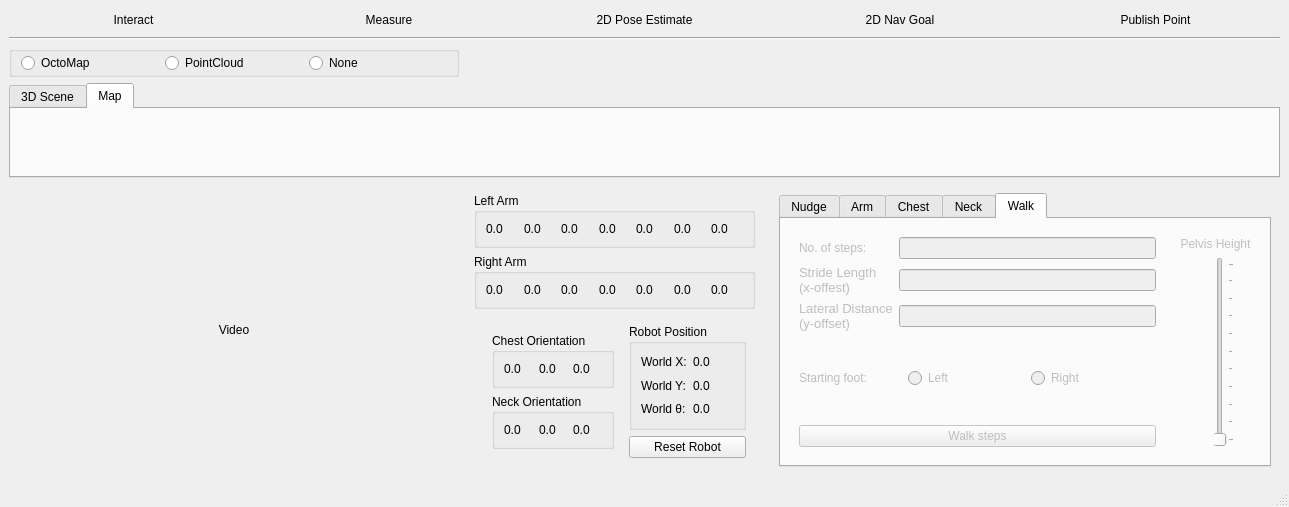
Before: the Qt Designer form val_gui/src/val_gui.ui in WPI-Humanoid-Robotics-Lab/tough, drawn with Qt 5.
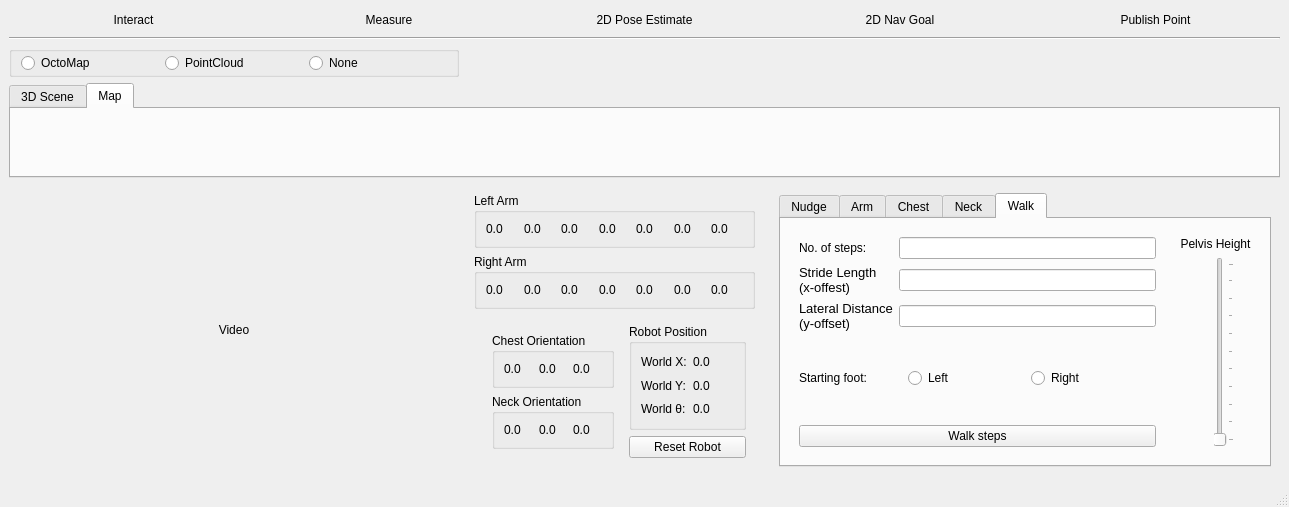
After: the same form once the commit is applied. The open tabs and pages were chosen to show the change.

The edit to the form file:
```diff
--- a/val_gui/src/val_gui.ui
+++ b/val_gui/src/val_gui.ui
@@ -876,7 +876,7 @@
          </widget>
          <widget class="QWidget" name="tabWalk">
           <property name="enabled">
-           <bool>false</bool>
+           <bool>true</bool>
           </property>
           <attribute name="title">
            <string>Walk</string>
@@ -884,9 +884,15 @@
           <layout class="QHBoxLayout" name="horizontalLayout_6">
            <item>
             <widget class="QWidget" name="widget_5" native="true">
+             <property name="enabled">
+              <bool>true</bool>
+             </property>
              <layout class="QGridLayout" name="gridLayout_14">
               <item row="0" column="0">
                <widget class="QLabel" name="label_13">
+                <property name="enabled">
+                 <bool>true</bool>
+                </property>
                 <property name="text">
                  <string>No. of steps:</string>
                 </property>
@@ -901,6 +907,9 @@
               </item>
               <item row="2" column="0">
                <widget class="QLabel" name="label_17">
+                <property name="enabled">
+                 <bool>true</bool>
+                </property>
                 <property name="text">
                  <string>&lt;html&gt;&lt;head/&gt;&lt;body&gt;&lt;p&gt;&lt;span style=&quot; font-size:10pt;&quot;&gt;Lateral Distance&lt;br/&gt;(y-offset)&lt;/span&gt;&lt;/p&gt;&lt;/body&gt;&lt;/html&gt;</string>
                 </property>
@@ -908,6 +917,9 @@
               </item>
               <item row="1" column="0">
                <widget class="QLabel" name="label_12">
+                <property name="enabled">
+                 <bool>true</bool>
+                </property>
                 <property name="text">
                  <string>&lt;!DOCTYPE HTML PUBLIC &quot;-//W3C//DTD HTML 4.0//EN&quot; &quot;http://www.w3.org/TR/REC-html40/strict.dtd&quot;&gt;
 &lt;html&gt;&lt;head&gt;&lt;meta name=&quot;qrichtext&quot; content=&quot;1&quot; /&gt;&lt;style type=&quot;text/css&quot;&gt;
@@ -919,6 +931,9 @@
               </item>
               <item row="3" column="0">
                <widget class="QLabel" name="label_22">
+                <property name="enabled">
+                 <bool>true</bool>
+                </property>
                 <property name="text">
                  <string>Starting foot:</string>
                 </property>
@@ -940,6 +955,9 @@
               </item>
               <item row="4" column="0" colspan="2">
                <widget class="QPushButton" name="btnWalk">
+                <property name="enabled">
+                 <bool>true</bool>
+                </property>
                 <property name="text">
                  <string>Walk steps</string>
                 </property>
@@ -947,9 +965,15 @@
               </item>
               <item row="3" column="1">
                <widget class="QWidget" name="btnGroupWalkFoot" native="true">
+                <property name="enabled">
+                 <bool>true</bool>
+                </property>
                 <layout class="QHBoxLayout" name="horizontalLayout_8">
                  <item>
                   <widget class="QRadioButton" name="radioLeftFoot">
+                   <property name="enabled">
+                    <bool>true</bool>
+                   </property>
                    <property name="text">
                     <string>Left</string>
                    </property>
@@ -960,6 +984,9 @@
                  </item>
                  <item>
                   <widget class="QRadioButton" name="radioRightFoot">
+                   <property name="enabled">
+                    <bool>true</bool>
+                   </property>
                    <property name="text">
                     <string>Right</string>
                    </property>
@@ -976,6 +1003,9 @@
            </item>
            <item>
             <widget class="QWidget" name="widget_41" native="true">
+             <property name="enabled">
+              <bool>true</bool>
+             </property>
              <layout class="QGridLayout" name="gridLayout_11">
               <item row="1" column="2">
                <widget class="QSlider" name="sliderPelvisHeight">
@@ -992,6 +1022,9 @@
               </item>
               <item row="0" column="0" colspan="4">
                <widget class="QLabel" name="label_11">
+                <property name="enabled">
+                 <bool>true</bool>
+                </property>
                 <property name="text">
                  <string>Pelvis Height</string>
                 </property>
```
Left out of the diff: 30 changed lines with no effect on the pictures.
